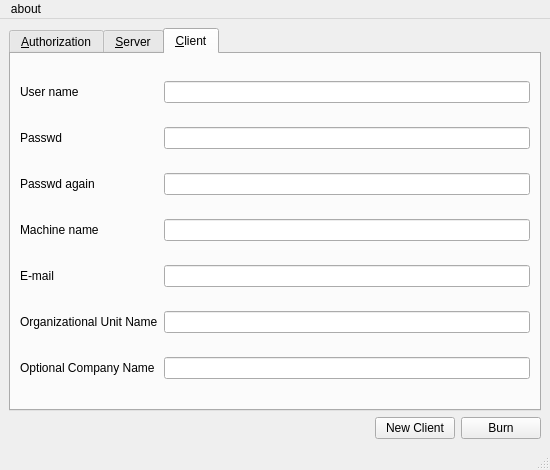
Before: the Qt Designer form ui/anapencere.ui in COMU/olric, drawn with Qt 5.
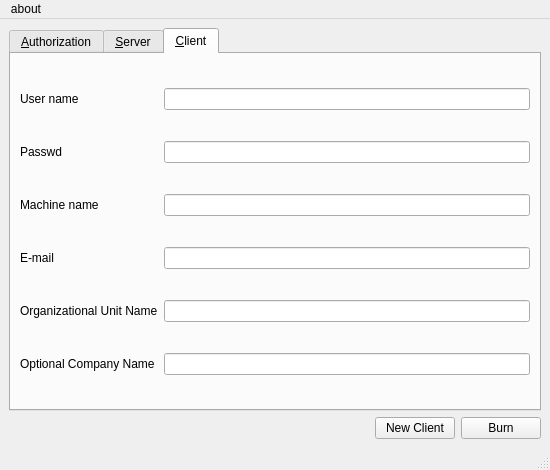
After: the same form once the commit is applied.

Commit message: ui degiştirme

The edit to the form file:
```diff
--- a/ui/anapencere.ui
+++ b/ui/anapencere.ui
@@ -256,16 +256,6 @@
         <string>&amp;Client</string>
        </attribute>
        <layout class="QGridLayout" name="gridLayout">
-        <item row="2" column="0">
-         <widget class="QLabel" name="label_3">
-          <property name="text">
-           <string>Passwd again</string>
-          </property>
-          <property name="buddy">
-           <cstring>client_2passwd</cstring>
-          </property>
-         </widget>
-        </item>
         <item row="0" column="0">
          <widget class="QLabel" name="label">
           <property name="text">
@@ -284,29 +274,9 @@
           <property name="text">
            <string>Passwd</string>
           </property>
-          <property name="buddy">
-           <cstring>client_passwd</cstring>
-          </property>
          </widget>
         </item>
-        <item row="1" column="1">
-         <widget class="QLineEdit" name="client_passwd">
-          <property name="echoMode">
-           <enum>QLineEdit::Password</enum>
-          </property>
-         </widget>
-        </item>
-        <item row="2" column="1">
-         <widget class="QLineEdit" name="client_2passwd">
-          <property name="mouseTracking">
-           <bool>true</bool>
-          </property>
-          <property name="echoMode">
-           <enum>QLineEdit::Password</enum>
-          </property>
-         </widget>
-        </item>
-        <item row="3" column="0">
+        <item row="2" column="0">
          <widget class="QLabel" name="label_4">
           <property name="text">
            <string>Machine name</string>
@@ -316,10 +286,10 @@
           </property>
          </widget>
         </item>
-        <item row="3" column="1">
+        <item row="2" column="1">
          <widget class="QLineEdit" name="client_machineName"/>
         </item>
-        <item row="4" column="0">
+        <item row="3" column="0">
          <widget class="QLabel" name="label_5">
           <property name="text">
            <string>E-mail</string>
@@ -329,29 +299,32 @@
           </property>
          </widget>
         </item>
-        <item row="4" column="1">
+        <item row="3" column="1">
          <widget class="QLineEdit" name="client_email"/>
         </item>
-        <item row="5" column="0">
+        <item row="4" column="0">
          <widget class="QLabel" name="label_6">
           <property name="text">
            <string>Organizational Unit Name</string>
           </property>
          </widget>
         </item>
-        <item row="5" column="1">
+        <item row="4" column="1">
          <widget class="QLineEdit" name="client_UnitName"/>
         </item>
-        <item row="6" column="0">
+        <item row="5" column="0">
          <widget class="QLabel" name="label_7">
           <property name="text">
            <string>Optional Company Name</string>
           </property>
          </widget>
         </item>
-        <item row="6" column="1">
+        <item row="5" column="1">
          <widget class="QLineEdit" name="client_CompanyName"/>
         </item>
+        <item row="1" column="1">
+         <widget class="QLineEdit" name="client_passwd"/>
+        </item>
        </layout>
       </widget>
      </widget>
```
Left out of the diff: 2 changed lines with no effect on the pictures. The commit also changes 3 other files.
